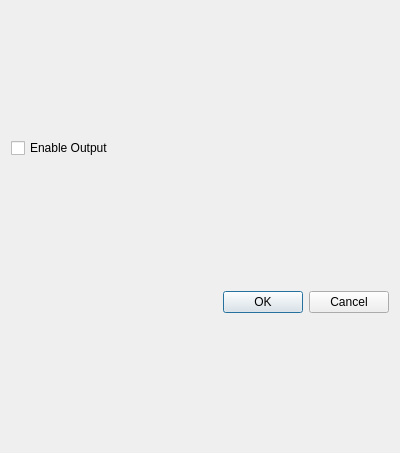
First picture: the form in src/UI/output-dialog.ui, repository OPENSPHERE-Inc/src-link, before the edit.
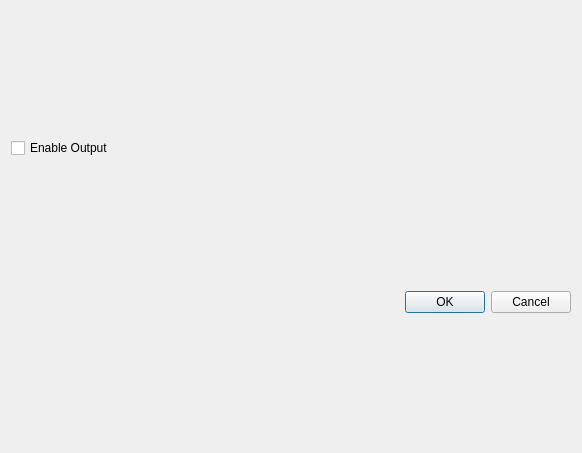
Second picture: the form after the edit.

The edit to the form file:
```diff
--- a/src/UI/output-dialog.ui
+++ b/src/UI/output-dialog.ui
@@ -6,7 +6,7 @@
    <rect>
     <x>0</x>
     <y>0</y>
-    <width>400</width>
+    <width>582</width>
     <height>453</height>
    </rect>
   </property>
```
Left out of the diff: 2 changed lines with no effect on the pictures.
